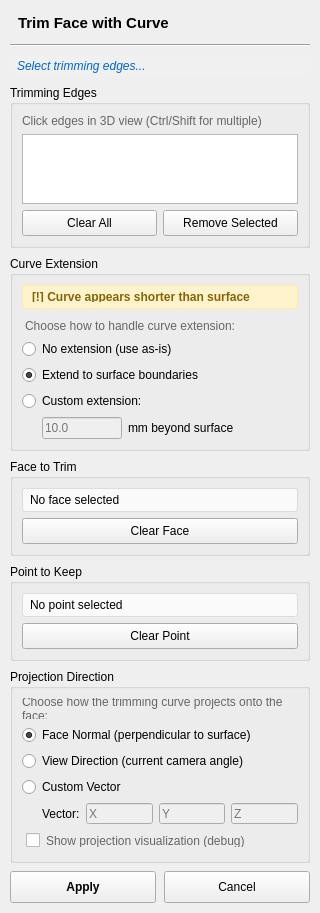
This is freecad/Curves/TrimFaceDialog/trim_face_dialog.ui in reubenmw/CurvesWB as Qt 5 draws it before an edit. The edited form follows.
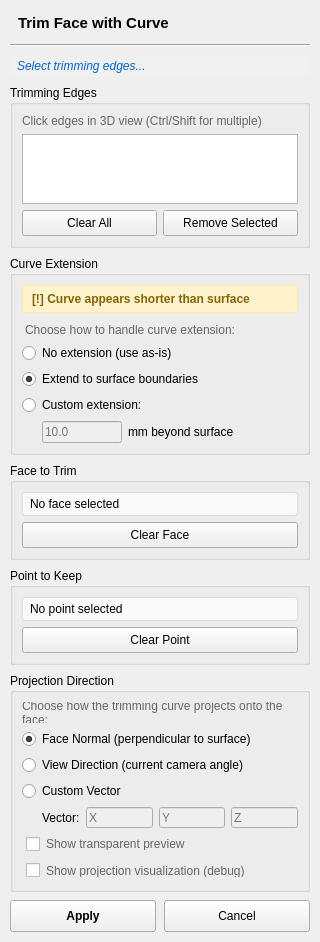
This is the edited form.

Commit message: feat: cut preview initial commit

```diff
--- a/freecad/Curves/TrimFaceDialog/trim_face_dialog.ui
+++ b/freecad/Curves/TrimFaceDialog/trim_face_dialog.ui
@@ -437,6 +437,24 @@
                                 </layout>
                             </widget>
                         </item>
+                        <!-- Transparent Preview Toggle -->
+                        <item>
+                            <widget class="QCheckBox" name="transparentPreviewCheck">
+                                <property name="text">
+                                    <string>Show transparent preview</string>
+                                </property>
+                                <property name="toolTip">
+                                    <string>Show real-time preview of trim areas: green = keep, red
+                                        = remove</string>
+                                </property>
+                                <property name="checked">
+                                    <bool>false</bool>
+                                </property>
+                                <property name="styleSheet">
+                                    <string notr="true">color: #666; font-size: 9pt; padding: 4px;</string>
+                                </property>
+                            </widget>
+                        </item>
                         <!-- Projection Visualizer Toggle -->
                         <item>
                             <widget class="QCheckBox" name="projectionVisualizerCheck">
```
The commit also changes 2 other files.
